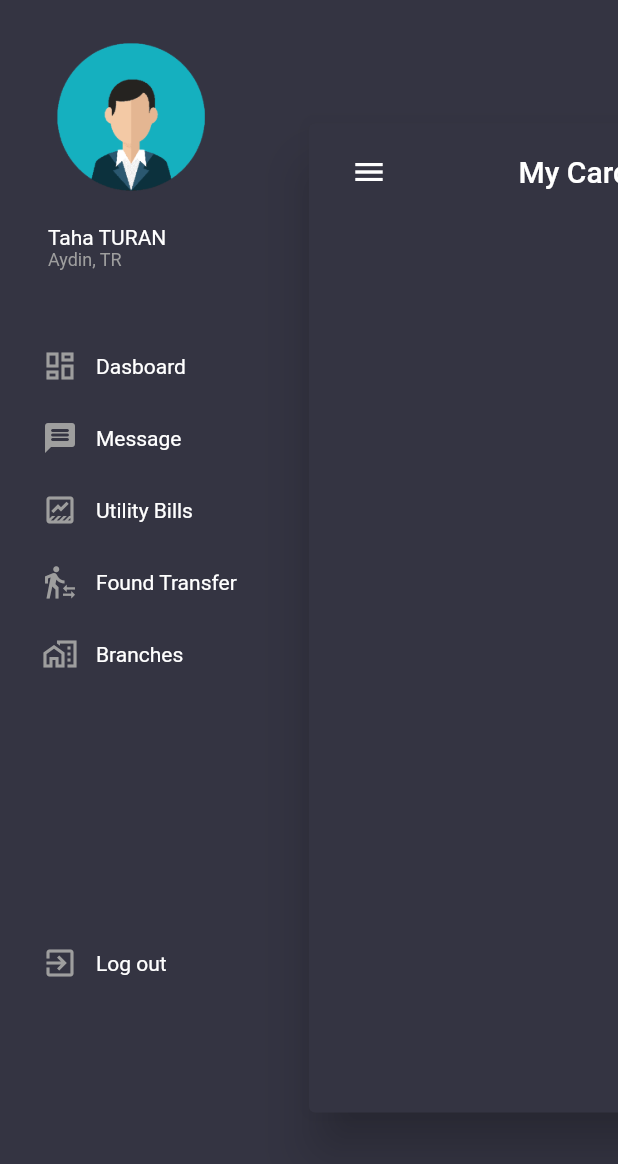
After one commit to tahaturan/flutter_animation_app, a Flutter app: the screen it shows after launch, after a tap on the "menu" icon, on a phone screen of 412 x 824 dp. The commit adds this screen. Shown: the top 1164 px of the screen. Run offline on Flutter 3.47's test engine with Material 2 defaults, Android fonts, the phone set to English and light mode, and no system bars.

Commit message:
parcalama islemelemleri yapildi

```diff
--- /dev/null
+++ b/lib/core/views/dashboard_view.dart
@@ -0,0 +1,66 @@
+import 'package:flutter/material.dart';
+import 'package:flutter_wallet_app/product/constants/project_duration.dart';
+import 'package:flutter_wallet_app/product/constants/project_padding.dart';
+
+class DashBoardView extends StatefulWidget {
+  const DashBoardView({
+    Key? key,
+  }) : super(key: key);
+
+  @override
+  State<DashBoardView> createState() => _DashBoardViewState();
+}
+
+class _DashBoardViewState extends State<DashBoardView> {
+  final String _myCard = 'My Card';
+
+  final double _elevation = 15;
+  bool _isOpen = false;
+
+  void _chanceOpen() {
+    setState(() {
+      _isOpen = !_isOpen;
+    });
+  }
+
+  @override
+  Widget build(BuildContext context) {
+    final double screenHeight = MediaQuery.of(context).size.height;
+    final double screenWidth = MediaQuery.of(context).size.width;
+    return AnimatedPositioned(
+      top: _isOpen ? screenHeight * 0.1 : 0,
+      bottom: _isOpen ? screenHeight * 0.1 : 0,
+      left: _isOpen ? screenWidth * 0.5 : 0,
+      right: _isOpen ? screenWidth * -0.3 : 0,
+      duration: ProjectDuration().durationFast,
+      curve: Curves.easeInOutCubicEmphasized,
+      child: Card(
+        margin: EdgeInsets.zero,
+        elevation: _elevation,
+        child: Padding(
+          padding: ProjectPadding.paddingLeftRightTop,
+          child: Column(
+            children: [
+              _appBar(context),
+            ],
+          ),
+        ),
+      ),
+    );
+  }
+
+  //* AppBar
+  Widget _appBar(BuildContext context) {
+    return Row(
+      mainAxisAlignment: MainAxisAlignment.spaceBetween,
+      children: [
+        IconButton(
+          onPressed: _chanceOpen,
+          icon: const Icon(Icons.menu),
+        ),
+        Text(_myCard, style: Theme.of(context).textTheme.titleLarge),
+        const Icon(Icons.add_outlined),
+      ],
+    );
+  }
+}
--- /dev/null
+++ b/lib/core/views/menu_view.dart
@@ -0,0 +1,50 @@
+import 'package:flutter/material.dart';
+import 'package:flutter_wallet_app/core/constants/string_constants.dart';
+import 'package:flutter_wallet_app/product/constants/project_padding.dart';
+import 'package:flutter_wallet_app/product/widgets/menu_icon.dart';
+
+class MenuView extends StatelessWidget {
+  const MenuView({
+    Key? key,
+  }) : super(key: key);
+  final String _logOut = 'Log out';
+
+  final String _description = 'Aydin, TR';
+
+  final String _name = 'Taha TURAN';
+
+  @override
+  Widget build(BuildContext context) {
+    return Padding(
+      padding: ProjectPadding.paddingLeft,
+      child: Align(
+        alignment: Alignment.centerLeft,
+        child: Column(
+          mainAxisSize: MainAxisSize.min,
+          mainAxisAlignment: MainAxisAlignment.spaceAround,
+          crossAxisAlignment: CrossAxisAlignment.start,
+          children: [
+            SizedBox(width: 150, height: 150, child: Image.asset('assets/png/ic_avatar.png')),
+            Padding(
+              padding: ProjectPadding.paddingLeft,
+              child: Column(
+                crossAxisAlignment: CrossAxisAlignment.start,
+                children: [
+                  Text(_name, style: Theme.of(context).textTheme.bodyMedium),
+                  Text(_description, style: Theme.of(context).textTheme.labelMedium?.copyWith(color: Colors.grey)),
+                ],
+              ),
+            ),
+            const SizedBox(height: 40),
+            const MenuIcon(name: StringConstants.menuDasboard, icon: Icons.dashboard_outlined),
+            const MenuIcon(name: StringConstants.menuMessage, icon: Icons.message_rounded),
+            const MenuIcon(name: StringConstants.menuUtilityBills, icon: Icons.data_thresholding_outlined),
+            const MenuIcon(name: StringConstants.menuFoundTransfer, icon: Icons.transfer_within_a_station_outlined),
+            const MenuIcon(name: StringConstants.menuBranches, icon: Icons.home_work_outlined),
+            Expanded(child: MenuIcon(name: _logOut, icon: Icons.exit_to_app_outlined))
+          ],
+        ),
+      ),
+    );
+  }
+}
```
Also changed, not shown: lib/core/views/home_page.dart (+4 -110 lines), lib/core/constants/string_constants.dart (renamed from lib/core/views/constants/string_constants.dart).
